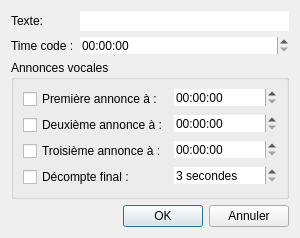
Before: the Qt Designer form src/EditEvent.ui in Folcogh/NVM, drawn with Qt 5.
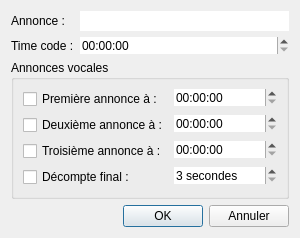
After: the same form once the commit is applied.

Patch:
```diff
--- a/src/EditEvent.ui
+++ b/src/EditEvent.ui
@@ -7,7 +7,7 @@
     <x>0</x>
     <y>0</y>
     <width>300</width>
-    <height>234</height>
+    <height>224</height>
    </rect>
   </property>
   <property name="minimumSize">
@@ -28,7 +28,7 @@
      <item row="0" column="0">
       <widget class="QLabel" name="LabelText">
        <property name="text">
-        <string>Texte:</string>
+        <string>Annonce :</string>
        </property>
       </widget>
      </item>
```
